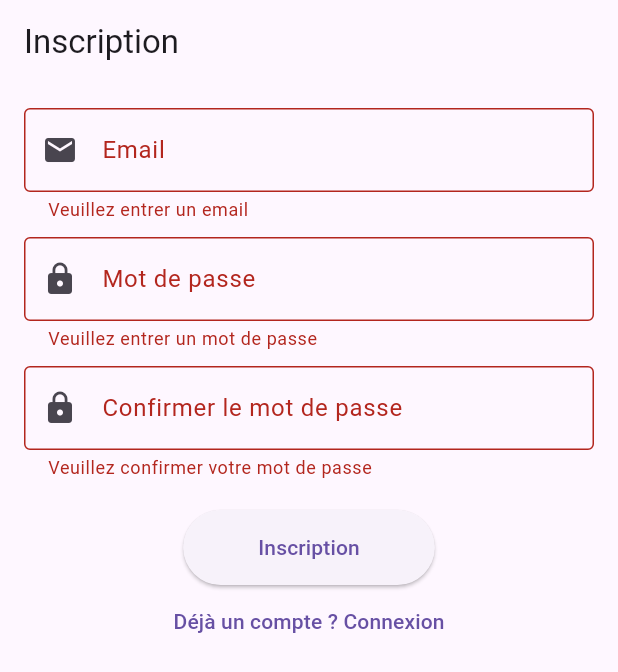
After one commit to souleymanetimbidiallo/guinea_roads, a Flutter app: the screen it shows after launch, after a tap on "Inscription", on a phone screen of 412 x 824 dp. The commit adds this screen. Shown: the top 672 px of the screen. Run offline on Flutter 3.47's test engine with Material 3 defaults, Android fonts, the phone set to English and light mode, and no system bars; our stand-ins replace cloud_firestore, firebase_auth, firebase_core, flutter_signin_button, font_awesome_flutter, google_maps_flutter and 1 more; missing offline and left inert: flutter_polyline_points; accounts and stored records are empty.

Commit message:
Formulaire d'inscription et logique d'inscription

```diff
--- /dev/null
+++ b/lib/controllers/register_controller.dart
@@ -0,0 +1,45 @@
+import 'package:firebase_auth/firebase_auth.dart';
+import 'package:flutter/material.dart';
+import 'package:guinea_roads/models/register_model.dart';
+import 'package:guinea_roads/login_page.dart';
+
+import '../login_page.dart';  // Import LoginPage
+
+class RegisterController {
+  final AuthService _authService = AuthService();
+  late TextEditingController emailController;
+  late TextEditingController passwordController;
+  late TextEditingController confirmPasswordController;
+  final GlobalKey<FormState> formKey = GlobalKey<FormState>();
+
+  RegisterController() {
+    emailController = TextEditingController();
+    passwordController = TextEditingController();
+    confirmPasswordController = TextEditingController();
+  }
+
+  void dispose() {
+    emailController.dispose();
+    passwordController.dispose();
+    confirmPasswordController.dispose();
+  }
+
+  Future<void> register(BuildContext context) async {
+    if (formKey.currentState!.validate()) {
+      formKey.currentState!.save();
+      String email = emailController.text.trim();
+      String password = passwordController.text.trim();
+      User? user = await _authService.registerWithEmailAndPassword(email, password);
+      if (user != null) {
+        Navigator.pushReplacement(
+          context,
+          MaterialPageRoute(builder: (context) => LoginPage()),
+        );
+      } else {
+        ScaffoldMessenger.of(context).showSnackBar(
+          SnackBar(content: Text('Erreur d\'inscription')),
+        );
+      }
+    }
+  }
+}
--- a/lib/login_page.dart
+++ b/lib/login_page.dart
@@ -3,6 +3,8 @@ import 'package:firebase_auth/firebase_auth.dart';
 import 'package:google_sign_in/google_sign_in.dart';
 import 'package:font_awesome_flutter/font_awesome_flutter.dart';
 import 'package:flutter_signin_button/flutter_signin_button.dart';
+
+import 'bottom_nav_bar.dart';
 
 class LoginPage extends StatefulWidget {
   @override
@@ -24,8 +26,10 @@ class _LoginPageState extends State<LoginPage> {
           email: _email,
           password: _password,
         );
-        Navigator.pushReplacementNamed(context, '/bottomnav');
-      } catch (e) {
+        Navigator.pushReplacement(
+          context,
+          MaterialPageRoute(builder: (context) => BottomNavBar()),
+        );         } catch (e) {
         print(e);
         ScaffoldMessenger.of(context).showSnackBar(
           SnackBar(content: Text('Erreur de connexion')),
@@ -118,8 +122,10 @@ class _LoginPageState extends State<LoginPage> {
                         onPressed: () async {
                           try {
                             await _signInWithGoogle();
-                            Navigator.pushReplacementNamed(context, '/bottomnav');
-                          } catch (e) {
+                            Navigator.pushReplacement(
+                              context,
+                              MaterialPageRoute(builder: (context) => BottomNavBar()),
+                            );                          } catch (e) {
                             print(e);
                             ScaffoldMessenger.of(context).showSnackBar(
                               SnackBar(content: Text('Erreur de connexion avec Google')),
--- a/lib/main.dart
+++ b/lib/main.dart
@@ -1,5 +1,6 @@
 import 'package:flutter/material.dart';
 import 'package:firebase_core/firebase_core.dart';
+import 'package:guinea_roads/views/register_page.dart';
 import 'login_page.dart';
 import 'bottom_nav_bar.dart';
 
@@ -17,7 +18,7 @@ class MyApp extends StatelessWidget {
       initialRoute: '/',
       routes: {
         //'/': (context) => LoginPage(),
-        '/': (context) => BottomNavBar(),
+        '/': (context) => RegisterPage(),
       },
 
       debugShowCheckedModeBanner: false,
--- /dev/null
+++ b/lib/models/register_model.dart
@@ -0,0 +1,16 @@
+import 'package:firebase_auth/firebase_auth.dart';
+
+class AuthService {
+  final FirebaseAuth _auth = FirebaseAuth.instance;
+
+  Future<User?> registerWithEmailAndPassword(String email, String password) async {
+    try {
+      UserCredential result = await _auth.createUserWithEmailAndPassword(email: email, password: password);
+      User? user = result.user;
+      return user;
+    } catch (e) {
+      print(e);
+      return null;
+    }
+  }
+}
--- /dev/null
+++ b/lib/views/register_page.dart
@@ -0,0 +1,106 @@
+import 'package:flutter/material.dart';
+import 'package:guinea_roads/controllers/register_controller.dart';
+import 'package:guinea_roads/login_page.dart';  // Import the LoginPage
+
+class RegisterPage extends StatefulWidget {
+  @override
+  _RegisterPageState createState() => _RegisterPageState();
+}
+
+class _RegisterPageState extends State<RegisterPage> {
+  final RegisterController _controller = RegisterController();
+
+  @override
+  void dispose() {
+    _controller.dispose();
+    super.dispose();
+  }
+
+  @override
+  Widget build(BuildContext context) {
+    return Scaffold(
+      appBar: AppBar(
+        title: Text('Inscription'),
+      ),
+      body: Padding(
+        padding: EdgeInsets.all(16.0),
+        child: Form(
+          key: _controller.formKey,
+          child: SingleChildScrollView(
+            child: Column(
+              children: [
+                TextFormField(
+                  controller: _controller.emailController,
+                  decoration: InputDecoration(
+                    labelText: 'Email',
+                    border: OutlineInputBorder(),
+                    prefixIcon: Icon(Icons.email),
+                  ),
+                  keyboardType: TextInputType.emailAddress,
+                  validator: (value) {
+                    if (value!.isEmpty) {
+                      return 'Veuillez entrer un email';
+                    }
+                    return null;
+                  },
+                ),
+                SizedBox(height: 10),
+                TextFormField(
+                  controller: _controller.passwordController,
+                  decoration: InputDecoration(
+                    labelText: 'Mot de passe',
+                    border: OutlineInputBorder(),
+                    prefixIcon: Icon(Icons.lock),
+                  ),
+                  obscureText: true,
+                  validator: (value) {
+                    if (value!.isEmpty) {
+                      return 'Veuillez entrer un mot de passe';
+                    }
+                    return null;
+                  },
+                ),
+                SizedBox(height: 10),
+                TextFormField(
+                  controller: _controller.confirmPasswordController,
+                  decoration: InputDecoration(
+                    labelText: 'Confirmer le mot de passe',
+                    border: OutlineInputBorder(),
+                    prefixIcon: Icon(Icons.lock),
+                  ),
+                  obscureText: true,
+                  validator: (value) {
+                    if (value!.isEmpty) {
+                      return 'Veuillez confirmer votre mot de passe';
+                    }
+                    if (value != _controller.passwordController.text) {
+                      return 'Les mots de passe ne correspondent pas';
+                    }
+                    return null;
+                  },
+                ),
+                SizedBox(height: 20),
+                ElevatedButton(
+                  onPressed: () => _controller.register(context),
+                  child: Text('Inscription'),
+                  style: ElevatedButton.styleFrom(
+                    padding: EdgeInsets.symmetric(horizontal: 50, vertical: 15),
+                  ),
+                ),
+                TextButton(
+                  onPressed: () {
+                    Navigator.pushReplacement(
+                      context,
+                      MaterialPageRoute(builder: (context) => LoginPage()),
+                    );
+                  },
+                  child: Text("Déjà un compte ? Connexion"),
+                ),
+              ],
+            ),
+          ),
+        ),
+      ),
+    );
+  }
+}
```
